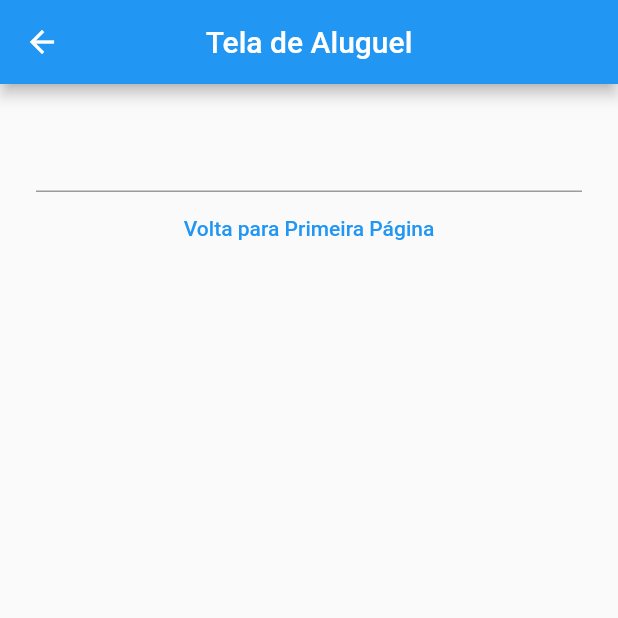
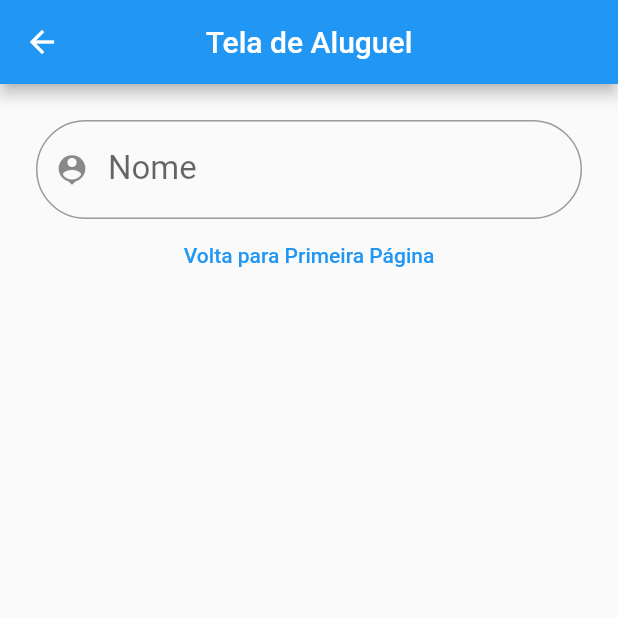
Before and after one commit to avitu/salao_de_festas, a Flutter app: the TeladeAluguel screen opened directly, on a phone screen of 412 x 824 dp, the top half of it. Run offline on Flutter 3.47's test engine with Material 2 defaults, Android fonts, the phone set to English and light mode, and no system bars.

Commit message:
Start Commit!

```diff
--- a/lib/screens/teladealuguel.dart
+++ b/lib/screens/teladealuguel.dart
@@ -25,8 +25,17 @@ class _TeladeAluguelState extends State<TeladeAluguel> {
             key: _form,
             child: TextFormField(
               controller: _info,
+               style: TextStyle(fontSize: 22),
+                  decoration: const InputDecoration(
+                    border: OutlineInputBorder(borderRadius: BorderRadius.all(Radius.circular(50.0))),
+                    labelText: 'Nome',
+                    prefixIcon: Icon(Icons.person_pin),
+              ),
+              keyboardType: TextInputType.name,
+
             ),
           ),
+          // Inserir dentro do forms, NOME // BLOCO E APARTAMENTO // TELEFONE // EMAIL
           TextButton(
             onPressed: () {
               Navigator.pop(context);
--- a/pubspec.yaml
+++ b/pubspec.yaml
@@ -14,6 +14,8 @@ dependencies:
     sdk: flutter
 
   cupertino_icons: ^1.0.2
+  firebase_core: ^2.1.1
+  flutterfire: ^0.0.1
 
 dev_dependencies:
   flutter_native_splash: ^2.2.1
```
Also changed, not shown: pubspec.lock.
